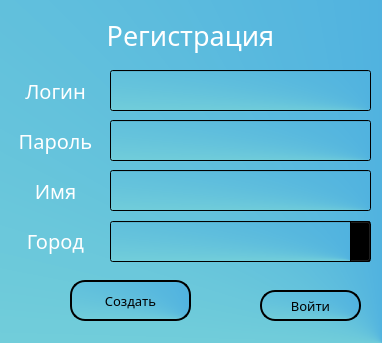
This is register.ui in Animila/PyWeather as Qt 5 draws it before an edit. The edited form follows.
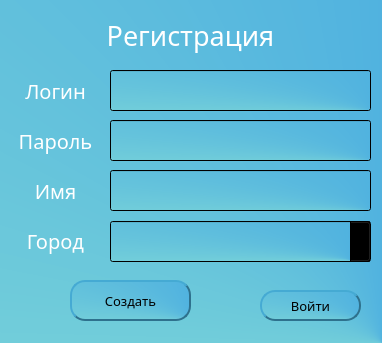
This is the edited form.

Diff of the .ui file:
```diff
--- a/register.ui
+++ b/register.ui
@@ -118,7 +118,7 @@
     </property>
     <property name="styleSheet">
      <string notr="true">QPushButton {
-color: rgb(0, 0, 0);
+border-color: rgb(46, 113, 141);
 border-radius: 15px;
 border-style: outset;
 border-width: 1.5px;
@@ -215,7 +215,7 @@
     </property>
     <property name="styleSheet">
      <string notr="true">QPushButton {
-color: rgb(0, 0, 0);
+border-color: rgb(46, 113, 141);
 border-radius: 15px;
 border-style: outset;
 border-width: 1.5px;
```
Left out of the diff: 12 changed lines with no effect on the pictures.
